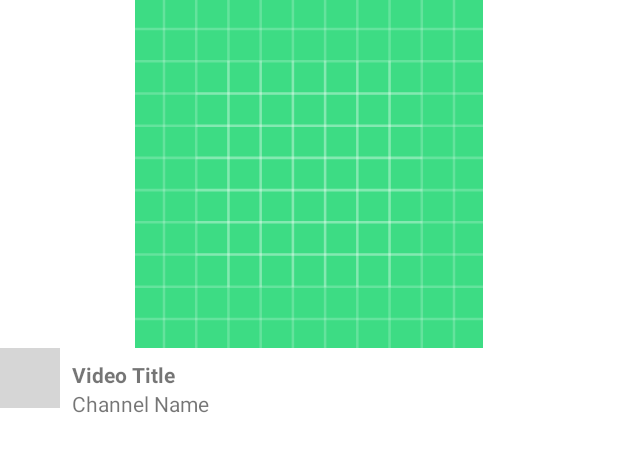
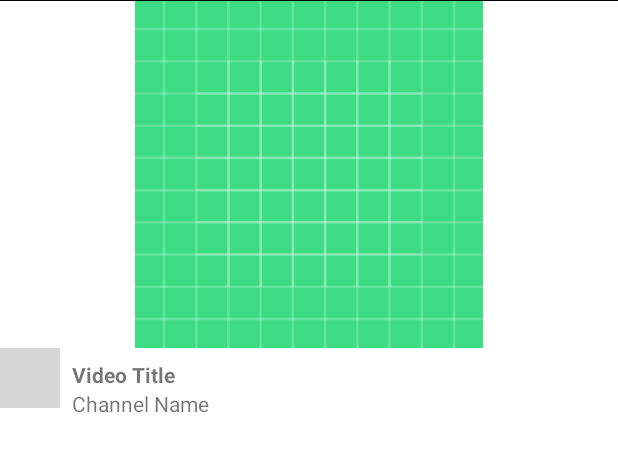
Before and after one commit to mullatoez/YouTube-Clone, an Android app: the layout video_row.xml on its own in the app's theme, with its tools: preview values and no code run, on a phone screen of 412 x 824 dp. Shown: the top 452 px of the screen. Run offline under Robolectric (Android 15) with nearby library versions, the phone set to English and light mode, and no system bars; grey boxes are pictures that could not be loaded.

Commit message:
Youtube clone

```diff
--- a/app/src/main/java/com/example/pone/MainAdapter.kt
+++ b/app/src/main/java/com/example/pone/MainAdapter.kt
@@ -27,7 +27,7 @@ class MainAdapter(val homeFeed: HomeFeed) : RecyclerView.Adapter<MainAdapter.Cus
         //val videoTitle = videoTitles[position]
         val video = homeFeed.videos[position]
         holder.video_title.text = video.name
-        holder.channel_name.text = video.channel.name
+        holder.channel_name.text = video.channel.name + " : " + "20K Views\n4 days ago"
 
         val thumbnailImageView = holder.thumb_nail
         Picasso.with(holder.itemView.context).load(video.imageUrl).into(
--- a/app/src/main/res/layout/activity_main.xml
+++ b/app/src/main/res/layout/activity_main.xml
@@ -10,12 +10,6 @@
         android:id="@+id/recyclerview"
         android:layout_width="match_parent"
         android:layout_height="match_parent"
-        android:layout_marginStart="8dp"
-        android:layout_marginLeft="8dp"
-        android:layout_marginTop="8dp"
-        android:layout_marginEnd="8dp"
-        android:layout_marginRight="8dp"
-        android:layout_marginBottom="8dp"
         app:layout_constraintBottom_toBottomOf="parent"
         app:layout_constraintEnd_toEndOf="parent"
         app:layout_constraintStart_toStartOf="parent"
--- a/app/src/main/res/layout/video_row.xml
+++ b/app/src/main/res/layout/video_row.xml
@@ -13,7 +13,8 @@
         app:layout_constraintEnd_toEndOf="parent"
         app:layout_constraintStart_toStartOf="parent"
         app:layout_constraintTop_toTopOf="parent"
-        app:srcCompat="@drawable/ic_launcher_background" />
+        app:srcCompat="@drawable/ic_launcher_background"
+        tools:ignore="VectorDrawableCompat" />
 
     <TextView
         android:id="@+id/video_title"
@@ -46,4 +47,15 @@
         app:layout_constraintTop_toBottomOf="@+id/video_thumbnail"
         tools:srcCompat="@tools:sample/avatars" />
 
+    <View
+        android:id="@+id/textView5"
+        android:layout_width="0dp"
+        android:layout_height="0.5dp"
+        android:background="@color/black"
+        android:padding="8dp"
+        app:layout_constraintEnd_toEndOf="parent"
+        app:layout_constraintHorizontal_bias="0.0"
+        app:layout_constraintStart_toStartOf="parent"
+        tools:layout_editor_absoluteY="299dp" />
+
 </androidx.constraintlayout.widget.ConstraintLayout>
```
